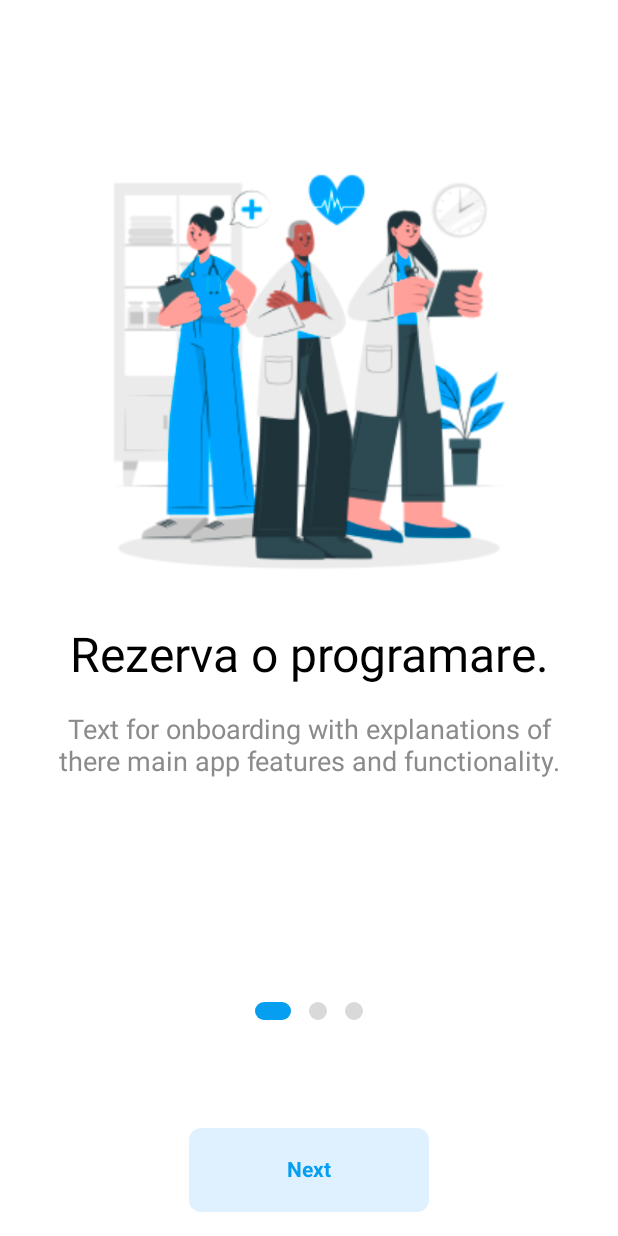
After one commit to The-Noughty-Fox/gigahack-health-native, an Android app built with Jetpack Compose: the OnBoardingController screen opened through its navigation route, on a phone screen of 412 x 824 dp. The commit adds this screen. Run offline under Robolectric (Android 15) with nearby library versions, the phone set to English and light mode, and no system bars; our stand-ins replace Dagger/Hilt's generated code, Timber; libraries missing offline, so code that uses them is left out: androidx.health.connect; 1 statement that could not run was skipped.

Commit message:
android: impl onboarding page

```diff
--- a/android/app/src/main/java/com/thenoughtyfox/gigahackhealth/MainActivity.kt
+++ b/android/app/src/main/java/com/thenoughtyfox/gigahackhealth/MainActivity.kt
@@ -15,6 +15,7 @@ import com.thenoughtyfox.gigahackhealth.service.HealthConnect
 import com.thenoughtyfox.gigahackhealth.service.healthPermissions
 import com.thenoughtyfox.gigahackhealth.ui.theme.GigahackHealthTheme
 import com.thenoughtyfox.gigahackhealth.utils.PreferenceManager
+import com.thenoughtyfox.gigahackhealth.utils.setStatusBarFontColor
 import dagger.hilt.android.AndroidEntryPoint
 import kotlinx.coroutines.launch
 import timber.log.Timber
@@ -59,6 +60,7 @@ class MainActivity : ComponentActivity() {
         super.onCreate(savedInstanceState)
         enableEdgeToEdge()
         requestPermissions.launch(healthPermissions)
+        setStatusBarFontColor(isDarkMode = false)
         setContent {
             GigahackHealthTheme {
                 RootGraph(preferenceManager)
--- a/android/app/src/main/java/com/thenoughtyfox/gigahackhealth/navigation/RootGraph.kt
+++ b/android/app/src/main/java/com/thenoughtyfox/gigahackhealth/navigation/RootGraph.kt
@@ -10,6 +10,7 @@ import androidx.navigation.compose.NavHost
 import androidx.navigation.compose.composable
 import androidx.navigation.compose.rememberNavController
 import com.thenoughtyfox.gigahackhealth.ui.auth.AuthPage
+import com.thenoughtyfox.gigahackhealth.ui.onboarding.OnBoardingController
 import com.thenoughtyfox.gigahackhealth.utils.PreferenceManager
 import kotlinx.serialization.Serializable
 
@@ -36,6 +37,9 @@ fun RootGraph(preferenceManager: PreferenceManager) {
             modifier = Modifier.fillMaxSize()
         ) {
             composable<RootNavDestinations.OnBoarding> {
+                OnBoardingController(
+
+                )
 //                OnBoardingController(onFinishPress = {
 //                    preferenceManager.isPassOnboarding = true
 //                    navController.navigate(Web) {
--- /dev/null
+++ b/android/app/src/main/java/com/thenoughtyfox/gigahackhealth/ui/onboarding/OnBoardingController.kt
@@ -0,0 +1,91 @@
+package com.thenoughtyfox.gigahackhealth.ui.onboarding
+
+import androidx.compose.foundation.layout.Column
+import androidx.compose.foundation.layout.fillMaxSize
+import androidx.compose.foundation.layout.fillMaxWidth
+import androidx.compose.foundation.layout.navigationBarsPadding
+import androidx.compose.foundation.layout.padding
+import androidx.compose.foundation.layout.statusBarsPadding
+import androidx.compose.foundation.layout.width
+import androidx.compose.foundation.pager.HorizontalPager
+import androidx.compose.foundation.pager.rememberPagerState
+import androidx.compose.material3.MaterialTheme
+import androidx.compose.material3.Scaffold
+import androidx.compose.runtime.Composable
+import androidx.compose.runtime.rememberCoroutineScope
+import androidx.compose.ui.Alignment
+import androidx.compose.ui.Modifier
+import androidx.compose.ui.graphics.Color
+import androidx.compose.ui.tooling.preview.Preview
+import androidx.compose.ui.unit.dp
+import com.thenoughtyfox.gigahackhealth.ui.onboarding.components.BottomButtons
+import com.thenoughtyfox.gigahackhealth.ui.onboarding.components.OnboardingPage
+import com.thenoughtyfox.gigahackhealth.ui.onboarding.components.ProgressIndicators
+import kotlinx.coroutines.launch
+
+@Composable
+fun OnBoardingController(
+    pages: List<OnboardingPageData> = onboardingPages,
+    onFinishPress: () -> Unit = {},
+) {
+
+    val state = rememberPagerState(initialPage = 0, pageCount = { pages.size })
+    val scope = rememberCoroutineScope()
+
+    Scaffold(
+        containerColor = Color.White,
+        topBar = {
+        },
+        bottomBar = {
+            Column(
+                modifier = Modifier
+                    .fillMaxWidth()
+                    .navigationBarsPadding()
+            ) {
+                ProgressIndicators(
+                    modifier = Modifier
+                        .padding(vertical = 56.dp)
+                        .align(Alignment.CenterHorizontally),
+                    currentIndex = state.currentPage,
+                    pagesCount = state.pageCount
+                )
+
+                BottomButtons(
+                    modifier = Modifier
+                        .padding(16.dp)
+                        .width(160.dp)
+                        .align(Alignment.CenterHorizontally),
+                    currentIndex = state.currentPage,
+                    pagesCount = state.pageCount,
+                    onNextPress = {
+                        scope.launch {
+                            state.animateScrollToPage(state.currentPage + 1)
+                        }
+                    },
+                    onFinishPress = onFinishPress
+                )
+            }
+        },
+        content = { padding ->
+            HorizontalPager(
+                modifier = Modifier
+                    .fillMaxSize()
+                    .statusBarsPadding()
+                    .padding(padding),
+                state = state
+            ) {
+                OnboardingPage(
+                    imageResId = pages[it].imageResId,
+                    titleResId = pages[it].titleResId,
+                    textResId = pages[it].textResId,
+                )
+            }
+        }
+    )
+}
+
+@Preview
+@Composable
+private fun Preview() = MaterialTheme {
+    OnBoardingController()
+}
--- /dev/null
+++ b/android/app/src/main/java/com/thenoughtyfox/gigahackhealth/ui/onboarding/components/BottomButtons.kt
@@ -0,0 +1,80 @@
+package com.thenoughtyfox.gigahackhealth.ui.onboarding.components
+
+import androidx.compose.foundation.background
+import androidx.compose.foundation.clickable
+import androidx.compose.foundation.layout.Arrangement
+import androidx.compose.foundation.layout.Box
+import androidx.compose.foundation.layout.Row
+import androidx.compose.foundation.layout.fillMaxWidth
+import androidx.compose.foundation.layout.height
+import androidx.compose.foundation.layout.padding
+import androidx.compose.foundation.shape.RoundedCornerShape
+import androidx.compose.material3.MaterialTheme
+import androidx.compose.material3.Text
+import androidx.compose.runtime.Composable
+import androidx.compose.runtime.getValue
+import androidx.compose.runtime.mutableIntStateOf
+import androidx.compose.runtime.remember
+import androidx.compose.runtime.setValue
+import androidx.compose.ui.Alignment
+import androidx.compose.ui.Modifier
+import androidx.compose.ui.draw.clip
+import androidx.compose.ui.graphics.Color
+import androidx.compose.ui.res.colorResource
+import androidx.compose.ui.text.TextStyle
+import androidx.compose.ui.text.font.FontWeight
+import androidx.compose.ui.tooling.preview.Preview
+import androidx.compose.ui.unit.dp
+import com.thenoughtyfox.gigahackhealth.R
+
+@Composable
+internal fun BottomButtons(
+    modifier: Modifier = Modifier,
+    currentIndex: Int,
+    pagesCount: Int,
+    onNextPress: () -> Unit = {},
+    onFinishPress: () -> Unit = {},
+) {
+    Row(
+        modifier = modifier,
+        horizontalArrangement = Arrangement.spacedBy(24.dp)
+    ) {
+        val isLastPage = currentIndex == (pagesCount - 1)
+
+        Box(
+            modifier = Modifier
+                .height(56.dp)
+                .weight(1f)
+                .clip(RoundedCornerShape(8.dp))
+                .background(
+                    if (isLastPage) colorResource(R.color.picton_blue_500) else colorResource(
+                        R.color.picton_blue_100
+                    )
+                )
+                .clickable(onClick = if (isLastPage) onFinishPress else onNextPress),
+            contentAlignment = Alignment.Center
+        ) {
+            Text(
+                text = if (isLastPage) "Get started" else "Next",
+                style = TextStyle(
+                    color = if (isLastPage) Color.White else colorResource(R.color.picton_blue_500),
+                    fontWeight = FontWeight(700)
+                )
+            )
+        }
+
+    }
+}
+
+@Preview
+@Composable
+private fun Preview() = MaterialTheme {
+    var currentIndex by remember {
+        mutableIntStateOf(0)
+    }
+    BottomButtons(
+        currentIndex = currentIndex,
+        pagesCount = 3,
+        onNextPress = { currentIndex++ },
+    )
+}
--- /dev/null
+++ b/android/app/src/main/java/com/thenoughtyfox/gigahackhealth/ui/onboarding/components/OnboardingPage.kt
@@ -0,0 +1,77 @@
+package com.thenoughtyfox.gigahackhealth.ui.onboarding.components
+
+import androidx.compose.foundation.Image
+import androidx.compose.foundation.layout.Box
+import androidx.compose.foundation.layout.Column
+import androidx.compose.foundation.layout.fillMaxSize
+import androidx.compose.foundation.layout.padding
+import androidx.compose.foundation.layout.size
+import androidx.compose.material3.MaterialTheme
+import androidx.compose.material3.Text
+import androidx.compose.runtime.Composable
+import androidx.compose.ui.Alignment
+import androidx.compose.ui.Modifier
+import androidx.compose.ui.graphics.Color
+import androidx.compose.ui.res.colorResource
+import androidx.compose.ui.res.painterResource
+import androidx.compose.ui.res.stringResource
+import androidx.compose.ui.text.TextStyle
+import androidx.compose.ui.text.style.TextAlign
+import androidx.compose.ui.tooling.preview.Preview
+import androidx.compose.ui.unit.dp
+import androidx.compose.ui.unit.sp
+import com.thenoughtyfox.gigahackhealth.R
+
+@Composable
+fun OnboardingPage(
+    imageResId: Int,
+    titleResId: Int,
+    textResId: Int
+) {
+    Box(
+        modifier = Modifier.fillMaxSize()
+    ) {
+        Column(
+            modifier = Modifier
+                .align(Alignment.Center)
+                .padding(horizontal = 24.dp),
+            horizontalAlignment = Alignment.CenterHorizontally
+        ) {
+            Image(
+                painter = painterResource(imageResId),
+                contentDescription = null,
+                modifier = Modifier.size(300.dp)
+            )
+
+            Text(
+                text = stringResource(titleResId),
+                style = TextStyle(
+                    fontSize = 32.sp,
+                    textAlign = TextAlign.Center,
+                    color = Color.Black
+                ),
+                modifier = Modifier.padding(top = 24.dp)
+            )
+
+            Text(
+                text = stringResource(textResId),
+                style = TextStyle(
+                    fontSize = 18.sp,
+                    color = colorResource(R.color.gray_700),
+                    textAlign = TextAlign.Center
+                ),
+                modifier = Modifier.padding(top = 20.dp)
+            )
+        }
+    }
+}
+
+@Preview(showBackground = true)
+@Composable
+private fun Preview() = MaterialTheme {
+    OnboardingPage(
+        imageResId = R.drawable.image_onboarding_1,
+        titleResId = R.string.onboarding_page_1_title,
+        textResId = R.string.onboarding_text
+    )
+}
--- /dev/null
+++ b/android/app/src/main/java/com/thenoughtyfox/gigahackhealth/ui/onboarding/components/ProgressIndicators.kt
@@ -0,0 +1,46 @@
+package com.thenoughtyfox.gigahackhealth.ui.onboarding.components
+
+import androidx.compose.foundation.background
+import androidx.compose.foundation.layout.Arrangement
+import androidx.compose.foundation.layout.Box
+import androidx.compose.foundation.layout.Row
+import androidx.compose.foundation.layout.height
+import androidx.compose.foundation.layout.width
+import androidx.compose.foundation.shape.CircleShape
+import androidx.compose.material3.MaterialTheme
+import androidx.compose.runtime.Composable
+import androidx.compose.ui.Modifier
+import androidx.compose.ui.draw.clip
+import androidx.compose.ui.graphics.Color
+import androidx.compose.ui.res.colorResource
+import androidx.compose.ui.tooling.preview.Preview
+import androidx.compose.ui.unit.dp
+import com.thenoughtyfox.gigahackhealth.R
+
+@Composable
+internal fun ProgressIndicators(
+    modifier: Modifier = Modifier,
+    currentIndex: Int,
+    pagesCount: Int,
+) {
+    Row(modifier = modifier, horizontalArrangement = Arrangement.spacedBy(dotSize)) {
+        List(pagesCount) {
+            val isCurrent = currentIndex == it
+            Box(
+                modifier = Modifier
+                    .height(dotSize)
+                    .width(if (isCurrent) dotSize * 2 else dotSize)
+                    .clip(CircleShape)
+                    .background(color = if (isCurrent) colorResource(R.color.picton_blue_500) else Color(0xffd9d9d9))
+            )
+        }
+    }
+}
+
+private val dotSize = 12.dp
+
+@Preview
+@Composable
+private fun Preview() = MaterialTheme {
+    ProgressIndicators(currentIndex = 1, pagesCount = 3)
+}
--- /dev/null
+++ b/android/app/src/main/java/com/thenoughtyfox/gigahackhealth/utils/AppCompatUtils.kt
@@ -0,0 +1,22 @@
+package com.thenoughtyfox.gigahackhealth.utils
+
+import android.app.Activity
+import android.os.Build
+import android.view.View
+import androidx.core.view.WindowInsetsControllerCompat
+
+fun Activity.setStatusBarFontColor(isDarkMode: Boolean) {
+    this.window?.let { window ->
+        if (Build.VERSION.SDK_INT >= Build.VERSION_CODES.R) {
+            val controller = WindowInsetsControllerCompat(window, window.decorView)
+            controller.isAppearanceLightStatusBars = !isDarkMode // Set to false for dark font
+        } else {
+            @Suppress("DEPRECATION")
+            window.decorView.systemUiVisibility = if (isDarkMode) {
+                window.decorView.systemUiVisibility and View.SYSTEM_UI_FLAG_LIGHT_STATUS_BAR.inv()
+            } else {
+                window.decorView.systemUiVisibility or View.SYSTEM_UI_FLAG_LIGHT_STATUS_BAR
+            }
+        }
+    }
+}
--- a/android/app/src/main/res/values/colors.xml
+++ b/android/app/src/main/res/values/colors.xml
@@ -11,6 +11,7 @@
     <color name="picton_blue_500">#069EF1</color>
     <color name="light_grayish_blue">#E2E8F0</color>
     <color name="gray_600">#757575</color>
+    <color name="gray_700">#8C8A8A</color>
     <color name="light_blue">#E8F0FF</color>
     <color name="blue_700">#1987FF</color>
 </resources>
--- a/android/app/src/main/res/values/strings.xml
+++ b/android/app/src/main/res/values/strings.xml
@@ -4,4 +4,9 @@
     <string name="home_menu">Home</string>
     <string name="chat_menu">Chat</string>
     <string name="profile_menu">Profile</string>
+
+    <string name="onboarding_text">Text for onboarding with explanations of there main app features and functionality.</string>
+
+    <string name="onboarding_page_1_title">Rezerva o programare.</string>
+    <string name="onboarding_page_title">Header for the onboarding.</string>
 </resources>
```
Also changed, not shown: android/app/src/main/java/com/thenoughtyfox/gigahackhealth/ui/onboarding/OnboardingPageData.kt (added, +28 -0 lines), android/app/src/main/java/com/thenoughtyfox/gigahackhealth/ui/onboarding/components/OnboardingPageData.kt (added, +10 -0 lines), android/app/src/main/res/drawable/image_onboarding_1.png (added), android/app/src/main/res/drawable/image_onboarding_2.png (added), android/app/src/main/res/drawable/image_onboarding_3.png (added).
